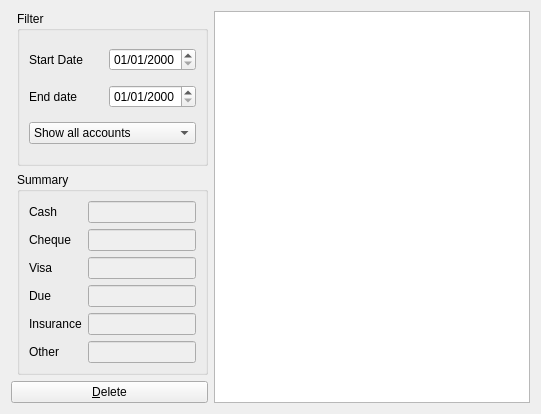
FreeHealth/freehealth, file plugins/accountplugin/accountview.ui: the form before one commit.
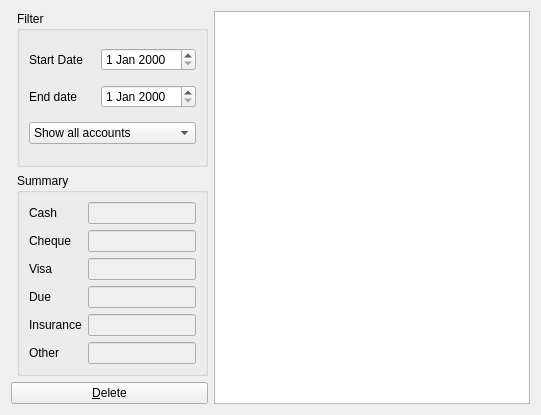
The form after the commit.

Commit message: standardization of date format in all QDateEdit

```diff
--- a/plugins/accountplugin/accountview.ui
+++ b/plugins/accountplugin/accountview.ui
@@ -7,7 +7,7 @@
     <x>0</x>
     <y>0</y>
     <width>541</width>
-    <height>414</height>
+    <height>415</height>
    </rect>
   </property>
   <property name="windowTitle">
@@ -28,11 +28,7 @@
        </widget>
       </item>
       <item row="0" column="1">
-       <widget class="QDateEdit" name="startDate">
-        <property name="displayFormat">
-         <string>dd/MM/yyyy</string>
-        </property>
-       </widget>
+       <widget class="QDateEdit" name="startDate"/>
       </item>
       <item row="1" column="0">
        <widget class="QLabel" name="label_2">
@@ -42,11 +38,7 @@
        </widget>
       </item>
       <item row="1" column="1">
-       <widget class="QDateEdit" name="endDate">
-        <property name="displayFormat">
-         <string>dd/MM/yyyy</string>
-        </property>
-       </widget>
+       <widget class="QDateEdit" name="endDate"/>
       </item>
       <item row="2" column="0" colspan="2">
        <widget class="QComboBox" name="periodCombo">
```
The commit also changes 32 other files.
